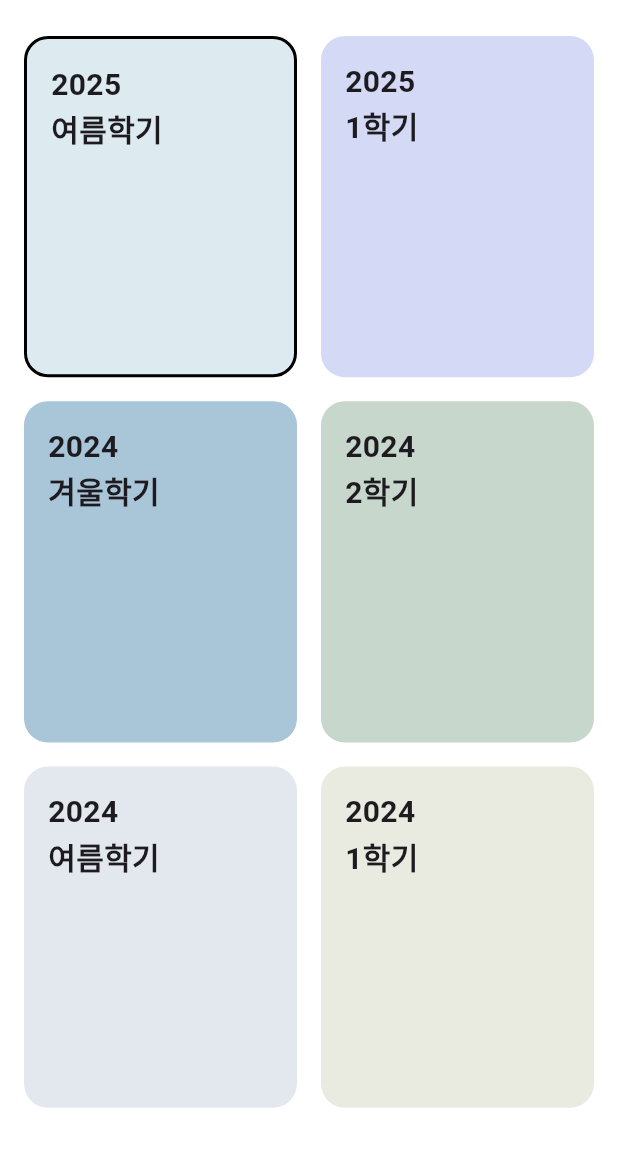
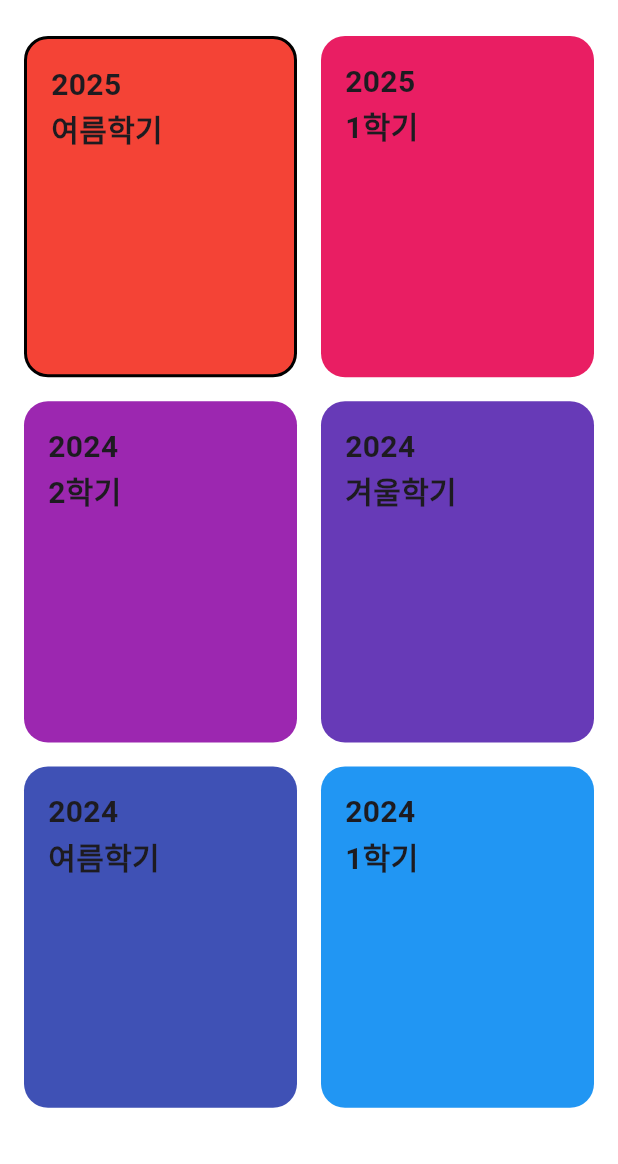
Before and after one commit to gaon0967/spore, a Flutter app: the MainScreen screen opened directly, item 3 of the bottom bar chosen, after a tap on the "menu" icon, on a phone screen of 412 x 824 dp, the part 72-1236 px from its top. Run offline on Flutter 3.47's test engine with Material 3 defaults, Android fonts, the phone set to English and light mode, and no system bars; our stand-ins replace auto_size_text, cloud_firestore, cloud_functions, firebase_auth, firebase_core, flutter_slidable and 2 more; missing offline and left inert: naver_login_sdk; accounts and stored records are empty.

Commit message:
시간표 목록 저장 백엔드

```diff
--- a/lib/features/Home/main_screen.dart
+++ b/lib/features/Home/main_screen.dart
@@ -4,6 +4,8 @@ import 'package:flutter/material.dart';
 import '../Friend/FriendScreen.dart';
 import '../Timetable/TimetableScreen.dart';
 import '../Calendar/HomeCalendar.dart';
+import '../Timetable/course_model.dart';
+import '../Timetable/TimetableList.dart';
 
 class MainScreen extends StatefulWidget {
   const MainScreen({super.key});
@@ -15,12 +17,65 @@ class MainScreen extends StatefulWidget {
 class _MainScreenState extends State<MainScreen> {
   int _selectedIndex = 1; // 시작 페이지를 '홈'으로 설정
 
-  // 각 탭에 해당하는 페이지 위젯 목록
-  static final List<Widget> _widgetOptions = <Widget>[
-    FriendScreen(),
-    HomeCalendar(), // 기존 HomeCalendar 위젯
-    TimetableScreen(),
-  ];
+  // 모든 시간표 데이터를 관리하는 맵
+  final Map<String, List<Course>> _allTimetableCourses = {
+    '2025-여름학기': [
+      Course(
+        title: '리눅스눅스',
+        professor: '함부기',
+        room: '제2호관-401',
+        day: 0,
+        startTime: 9,
+        endTime: 11,
+        color: const Color(0xFFCDDEE3),
+      ),
+      Course(
+        title: '가부기와 햄 부기',
+        professor: '미사에',
+        room: '제5호관-409',
+        day: 0,
+        startTime: 13,
+        endTime: 15,
+        color: const Color(0xFF97B4C7),
+      ),
+    ],
+    '2025-1학기': [
+      Course(
+        title: 'C언어',
+        professor: '이성민',
+        room: '공학관-301',
+        day: 1,
+        startTime: 10,
+        endTime: 12,
+        color: const Color(0xFFFFE0B2),
+      ),
+    ],
+    '2024-2학기': [
+      Course(
+        title: '파이썬',
+        professor: '홍길동',
+        room: '제1공학관-101',
+        day: 3,
+        startTime: 9,
+        endTime: 11,
+        color: const Color(0xFFE1BEE7),
+      ),
+    ],
+    '2024-겨울학기': [],
+    '2024-여름학기': [],
+    '2024-1학기': [],
+  };
+
+  late String _currentTimetableKey;
+
+  @override
+  void initState() {
+    super.initState();
+    // 초기 시간표 설정 (가장 최근 학기로)
+    final sortedKeys =
+        _allTimetableCourses.keys.toList()..sort((a, b) => b.compareTo(a));
+    _currentTimetableKey = sortedKeys.first;
+  }
 
   // 탭을 눌렀을 때 index를 변경하는 함수
   void _onItemTapped(int index) {
@@ -29,17 +84,54 @@ class _MainScreenState extends State<MainScreen> {
     });
   }
 
+  // onTimetableSelected 콜백 함수 정의
+  void _onTimetableSelected(String newKey) {
+    setState(() {
+      _currentTimetableKey = newKey;
+    });
+  }
+
+  // onCoursesUpdated 콜백 함수 정의
+  void _onCoursesUpdated(List<Course> updatedCourses) {
+    setState(() {
+      _allTimetableCourses[_currentTimetableKey] = updatedCourses;
+    });
+  }
+
   @override
   Widget build(BuildContext context) {
     final screenWidth = MediaQuery.of(context).size.width;
     final screenHeight = MediaQuery.of(context).size.height;
 
+    // 현재 선택된 시간표 데이터를 동적으로 가져옵니다.
+    final currentCourses = _allTimetableCourses[_currentTimetableKey] ?? [];
+    final parts = _currentTimetableKey.split('-');
+    final currentTimetable = SemesterTimetable(
+      year: parts[0],
+      semester: parts[1],
+      color:
+          Colors.primaries[_allTimetableCourses.keys.toList().indexOf(
+                _currentTimetableKey,
+              ) %
+              Colors.primaries.length],
+    );
+
+    // _widgetOptions를 빌드 메서드 내에서 동적으로 생성
+    final List<Widget> widgetOptions = <Widget>[
+      FriendScreen(),
+      HomeCalendar(),
+      TimetableScreen(
+        timetable: currentTimetable,
+        initialCourses: currentCourses,
+        allTimetableCourses: _allTimetableCourses,
+        onCoursesUpdated: _onCoursesUpdated, // 정의된 콜백 함수를 전달
+        onTimetableSelected: _onTimetableSelected, // 정의된 콜백 함수를 전달
+      ),
+    ];
+
     return Scaffold(
       // 선택된 인덱스에 맞는 페이지를 보여줌
-      body: IndexedStack(
-        index: _selectedIndex,
-        children: _widgetOptions,
-      ),
+      body: IndexedStack(index: _selectedIndex, children: widgetOptions),
 
       bottomNavigationBar: Container(
         padding: EdgeInsets.only(bottom: screenHeight * 0.01),
@@ -50,20 +142,19 @@ class _MainScreenState extends State<MainScreen> {
         child: BottomNavigationBar(
           backgroundColor: Colors.transparent,
           elevation: 0,
-          type: BottomNavigationBarType.fixed, // 아이콘과 텍스트가 함께 보이도록 타입 변경
+          type: BottomNavigationBarType.fixed,
           currentIndex: _selectedIndex,
           onTap: _onItemTapped,
-          showSelectedLabels: false, // label 숨기기
+          showSelectedLabels: false,
           showUnselectedLabels: false,
           items: [
-            // 0번 탭: 친구
             BottomNavigationBarItem(
               icon: Column(
                 children: [
                   Image.asset(
                     _selectedIndex == 0
-                     ? 'assets/images/mainpage/friend_on.png'  // 선택됐을 때
-                     : 'assets/images/mainpage/friend_off.png', // 선택 안됐을 때
+                        ? 'assets/images/mainpage/friend_on.png'
+                        : 'assets/images/mainpage/friend_off.png',
                     width: screenWidth * 0.058,
                   ),
                   SizedBox(height: 4),
@@ -71,7 +162,7 @@ class _MainScreenState extends State<MainScreen> {
                     '친구',
                     style: TextStyle(
                       fontSize: screenWidth * 0.024,
-                      color:const Color(0xFF515151),
+                      color: const Color(0xFF515151),
                       fontWeight: FontWeight.bold,
                     ),
                   ),
@@ -79,7 +170,6 @@ class _MainScreenState extends State<MainScreen> {
               ),
               label: '',
             ),
-            // 1번 탭: 홈
             BottomNavigationBarItem(
               icon: Column(
                 children: [
@@ -102,7 +192,6 @@ class _MainScreenState extends State<MainScreen> {
               ),
               label: '',
             ),
-            // 2번 탭: 시간표
             BottomNavigationBarItem(
               icon: Column(
                 children: [
@@ -114,7 +203,7 @@ class _MainScreenState extends State<MainScreen> {
                   ),
                   SizedBox(height: 4),
                   Text(
-                    '시긴표',
+                    '시간표',
                     style: TextStyle(
                       fontSize: screenWidth * 0.024,
                       color: const Color(0xFF515151),
--- a/lib/features/Timetable/TimetableList.dart
+++ b/lib/features/Timetable/TimetableList.dart
@@ -1,4 +1,7 @@
 import 'package:flutter/material.dart';
+import 'TimetableScreen.dart';
+import 'course_model.dart';
+import 'ClassAdd.dart';
 //시간표 리스트 구성과 리스트를 추가하기 위한 코드 입니다.
 
 // 시간표 데이터를 표현하기 위한 간단한 모델 클래스
@@ -15,7 +18,8 @@ class SemesterTimetable {
 }
 
 class TimetableList extends StatefulWidget {
-  const TimetableList({super.key});
+  final Map<String, List<Course>> allTimetableCourses;
+  const TimetableList({super.key, required this.allTimetableCourses});
 
   @override
   State<TimetableList> createState() => _TimetableListState();
@@ -24,42 +28,33 @@ class TimetableList extends StatefulWidget {
 final List<String> _semesterOptions = ['1학기', '2학기', '여름학기', '겨울학기'];
 
 class _TimetableListState extends State<TimetableList> {
-  // 샘플 데이터 리스트
-  final List<SemesterTimetable> timetables = [
-    SemesterTimetable(
-      year: '2025',
-      semester: '여름학기',
-      color: const Color(0xFFDDEBF1),
-    ),
-    SemesterTimetable(
-      year: '2025',
-      semester: '1학기',
-      color: const Color(0xFFD4DAF5),
-    ),
-    SemesterTimetable(
-      year: '2024',
-      semester: '겨울학기',
-      color: const Color(0xFFA9C5D8),
-    ),
-    SemesterTimetable(
-      year: '2024',
-      semester: '2학기',
-      color: const Color(0xFFC7D7CB),
-    ),
-    SemesterTimetable(
-      year: '2024',
-      semester: '여름학기',
-      color: const Color(0xFFE3E8EE),
-    ),
-    SemesterTimetable(
-      year: '2024',
-      semester: '1학기',
-      color: const Color(0xFFE9EBE0),
-    ),
-  ];
+  late List<SemesterTimetable> _timetables;
+  int _selectedIndex = 0; // 선택된 시간표의 인덱스를 저장
 
-  // 선택된 시간표의 인덱스를 저장
-  int _selectedIndex = 0;
+  @override
+  void initState() {
+    super.initState();
+    _loadTimetables();
+  }
+
+  void _loadTimetables() {
+    // _allTimetableCourses 맵의 키를 기반으로 _timetables 리스트를 생성합니다.
+    _timetables =
+        widget.allTimetableCourses.keys.map((key) {
+          final parts = key.split('-');
+          final year = parts[0];
+          final semester = parts[1];
+          return SemesterTimetable(
+            year: year,
+            semester: semester,
+            color:
+                Colors.primaries[widget.allTimetableCourses.keys
+                        .toList()
+                        .indexOf(key) %
+                    Colors.primaries.length],
+          );
+        }).toList();
+  }
 
   // [수정] 시간표 추가 버튼을 눌렀을 때 실행될 함수
   void _showAddTimetableDialog() async {
@@ -74,12 +69,8 @@ class _TimetableListState extends State<TimetableList> {
 
     // 반환된 값이 있으면 (null이 아니면) 리스트에 추가
     if (newTimetable != null) {
-      setState(() {
-        // 리스트의 가장 앞에 새로운 시간표를 추가
-        timetables.insert(0, newTimetable);
-        // 새로 추가된 아이템을 선택된 상태로 변경
-        _selectedIndex = 0;
-      });
+      final newKey = '${newTimetable.year}-${newTimetable.semester}';
+      setState(() {});
     }
   }
 
@@ -140,25 +131,25 @@ class _TimetableListState extends State<TimetableList> {
                 mainAxisSpacing: 16,
                 childAspectRatio: 0.8, // 아이템 비율
               ),
-              itemCount: timetables.length,
+              itemCount: _timetables.length,
               itemBuilder: (context, index) {
-                final timetable = timetables[index];
+                final timetable = _timetables[index];
                 final isSelected = _selectedIndex == index;
 
                 return GestureDetector(
                   onTap: () {
-                    setState(() {
-                      _selectedIndex = index;
-                    });
+                    final key = '${timetable.year}-${timetable.semester}';
+                    Navigator.of(context).pop(key);
                   },
                   child: Container(
                     padding: const EdgeInsets.all(16.0),
                     decoration: BoxDecoration(
                       color: timetable.color,
                       borderRadius: BorderRadius.circular(16),
-                      border: isSelected
-                          ? Border.all(color: Colors.black, width: 2)
-                          : null,
+                      border:
+                          isSelected
+                              ? Border.all(color: Colors.black, width: 2)
+                              : null,
                     ),
                     child: Column(
                       crossAxisAlignment: CrossAxisAlignment.start,
--- a/lib/features/Timetable/TimetableScreen.dart
+++ b/lib/features/Timetable/TimetableScreen.dart
@@ -3,8 +3,6 @@ import '../Timetable/TimetableList.dart';
 import '../Timetable/ClassAdd.dart';
 import '../Timetable/FriendTimetable.dart';
 import '../Timetable/course_model.dart';
-
-
 
 /*
 추가 되는 과정 설명
@@ -22,36 +20,74 @@ import '../Timetable/course_model.dart';
 
 */
 
+class TimetableScreen extends StatefulWidget {
+  final SemesterTimetable timetable;
+  final List<Course> initialCourses;
+  final Function(List<Course>)? onCoursesUpdated;
+  final Map<String, List<Course>> allTimetableCourses;
+  final Function(String)? onTimetableSelected;
 
-class TimetableScreen extends StatefulWidget {
-  const TimetableScreen({super.key});
+  const TimetableScreen({
+    super.key,
+    required this.timetable,
+    required this.initialCourses,
+    required this.allTimetableCourses,
+    this.onCoursesUpdated,
+    this.onTimetableSelected,
+  });
 
   @override
   State<TimetableScreen> createState() => _TimetableScreenState();
 }
 
 class _TimetableScreenState extends State<TimetableScreen> {
-  final List<Course> courses = [
-    Course(
-      title: '리눅스눅스',
-      professor: '함부기',
-      room: '제2호관-401',
-      day: 0,
-      startTime: 9,
-      endTime: 11,
-      color: const Color(0xFFCDDEE3),
-    ),
-    Course(
-      title: '가부기와 햄 부기',
-      professor: '미사에',
-      room: '제5호관-409',
-      day: 0,
-      startTime: 13,
-      endTime: 15,
-      color: const Color(0xFF97B4C7),
-    ),
+  late List<Course> courses;
 
-  ];
+  @override
+  void initState() {
+    super.initState();
+    courses = List.from(widget.initialCourses);
+  }
+
+  @override
+  void didUpdateWidget(covariant TimetableScreen oldWidget) {
+    super.didUpdateWidget(oldWidget);
+    if (widget.timetable.year != oldWidget.timetable.year ||
+        widget.timetable.semester != oldWidget.timetable.semester) {
+      setState(() {
+        courses = List.from(widget.initialCourses);
+      });
+    }
+  }
+
+  void _addCourse(Course course) {
+    setState(() {
+      courses.add(course);
+    });
+    // 데이터 변경 사항을 MainScreen으로 전달
+    if (widget.onCoursesUpdated != null) {
+      widget.onCoursesUpdated!(courses);
+    }
+  }
+
+  void _removeCourse(Course course) {
+    setState(() {
+      courses.remove(course);
+    });
+    // 데이터 변경 사항을 MainScreen으로 전달
+    if (widget.onCoursesUpdated != null) {
+      widget.onCoursesUpdated!(courses);
+    }
+  }
+
+  void _updateCourses(List<Course> newCourses) {
+    setState(() {
+      courses = newCourses;
+    });
+    if (widget.onCoursesUpdated != null) {
+      widget.onCoursesUpdated!(courses);
+    }
+  }
 
   Course? _checkTimeConflict(Course newCourse) {
     for (var existingCourse in courses) {
@@ -141,7 +177,7 @@ class _TimetableScreenState extends State<TimetableScreen> {
               ),
               SizedBox(height: 3 * scale),
               Text(
-                '2025년 여름학기',
+                '${widget.timetable.year}년 ${widget.timetable.semester}',
                 style: TextStyle(
                   color: const Color(0xFF556283),
                   fontSize: 11 * scale,
@@ -173,15 +209,15 @@ class _TimetableScreenState extends State<TimetableScreen> {
                       conflictingCourse,
                     );
                     if (wannaReplace) {
-                      setState(() {
-                        courses.remove(conflictingCourse);
-                        courses.add(newCourse);
-                      });
+                      final newCourses = List<Course>.from(courses);
+                      newCourses.remove(conflictingCourse);
+                      newCourses.add(newCourse);
+                      _updateCourses(newCourses);
                     }
                   } else {
-                    setState(() {
-                      courses.add(newCourse);
-                    });
+                    final newCourses = List<Course>.from(courses);
+                    newCourses.add(newCourse);
+                    _updateCourses(newCourses);
                   }
                 },
               ),
@@ -191,11 +227,22 @@ class _TimetableScreenState extends State<TimetableScreen> {
                   color: const Color(0xFF3B3737),
                   size: 24 * scale,
                 ),
-                onPressed: () {
-                  Navigator.push(
+                onPressed: () async {
+                  // Navigator.push가 완료되면, TimetableList에서 반환된 값을 result 변수에 담습니다.
+                  final result = await Navigator.push(
                     context,
-                    MaterialPageRoute(builder: (context) => TimetableList()),
+                    MaterialPageRoute(
+                      builder:
+                          (context) => TimetableList(
+                            allTimetableCourses: widget.allTimetableCourses,
+                          ),
+                    ),
                   );
+
+                  // result가 null이 아닐 경우 (즉, TimetableList에서 어떤 값을 반환했을 경우)
+                  if (result != null && widget.onTimetableSelected != null) {
+                    widget.onTimetableSelected!(result as String);
+                  }
                 },
               ),
             ],
@@ -401,13 +448,17 @@ class _TimetableScreenState extends State<TimetableScreen> {
       builder: (context) {
         return LayoutBuilder(
           builder: (context, constraints) {
-            final modalWidth = constraints.maxWidth > 600 ? 600.0 : constraints.maxWidth;
+            final modalWidth =
+                constraints.maxWidth > 600 ? 600.0 : constraints.maxWidth;
             return Align(
               alignment: Alignment.bottomCenter,
               child: Container(
                 width: modalWidth,
                 height: 210,
-                padding: const EdgeInsets.symmetric(horizontal: 24, vertical: 20),
+                padding: const EdgeInsets.symmetric(
+                  horizontal: 24,
+                  vertical: 20,
+                ),
                 decoration: const BoxDecoration(
                   color: Color(0xFFFFFFF9),
                   borderRadius: BorderRadius.only(
@@ -448,24 +499,33 @@ class _TimetableScreenState extends State<TimetableScreen> {
                     const SizedBox(height: 6),
                     Text(
                       course.professor,
-                      style: const TextStyle(fontSize: 14, color: Colors.black54),
+                      style: const TextStyle(
+                        fontSize: 14,
+                        color: Colors.black54,
+                      ),
                     ),
                     const SizedBox(height: 6),
                     Text(
                       "${_dayToString(course.day)} ${_formatTime(course.startTime)} ~ ${_formatTime(course.endTime)}",
-                      style: const TextStyle(fontSize: 14, color: Colors.black45),
+                      style: const TextStyle(
+                        fontSize: 14,
+                        color: Colors.black45,
+                      ),
                     ),
                     Text(
                       course.room,
-                      style: const TextStyle(fontSize: 14, color: Colors.black45),
+                      style: const TextStyle(
+                        fontSize: 14,
+                        color: Colors.black45,
+                      ),
                     ),
                     const Spacer(),
                     const Divider(),
                     GestureDetector(
                       onTap: () {
-                        setState(() {
-                          courses.remove(course);
-                        });
+                        final newCourses = List<Course>.from(courses);
+                        newCourses.remove(course);
+                        _updateCourses(newCourses);
                         Navigator.pop(context);
                       },
                       child: const Padding(
@@ -476,7 +536,10 @@ class _TimetableScreenState extends State<TimetableScreen> {
                             SizedBox(width: 6),
                             Text(
                               "삭제",
-                              style: TextStyle(fontSize: 14, color: Colors.black54),
+                              style: TextStyle(
+                                fontSize: 14,
+                                color: Colors.black54,
+                              ),
                             ),
                           ],
                         ),
@@ -536,10 +599,12 @@ class _TimetableScreenState extends State<TimetableScreen> {
             ),
           ),
           SizedBox(height: 12 * scale),
-          ...friends.map((friendName) => Padding(
-            padding: const EdgeInsets.only(bottom: 8.0),
-            child: _buildFriendButton(friendName),
-          )),
+          ...friends.map(
+            (friendName) => Padding(
+              padding: const EdgeInsets.only(bottom: 8.0),
+              child: _buildFriendButton(friendName),
+            ),
+          ),
         ],
       ),
     );
@@ -551,7 +616,9 @@ class _TimetableScreenState extends State<TimetableScreen> {
       onPressed: () {
         Navigator.push(
           context,
-          MaterialPageRoute(builder: (context) => FriendTimetable(friendName: name)),
+          MaterialPageRoute(
+            builder: (context) => FriendTimetable(friendName: name),
+          ),
         );
       },
       style: ElevatedButton.styleFrom(
--- a/lib/features/Timetable/course_model.dart
+++ b/lib/features/Timetable/course_model.dart
@@ -7,7 +7,7 @@ class Course {
   final String room;
   final int day;
   final int startTime; // 시(hour) 단위
-  final int endTime;   // 시(hour) 단위
+  final int endTime; // 시(hour) 단위
   final Color color;
 
   Course({
```
Lines whose indentation alone changed are shown as unchanged.
